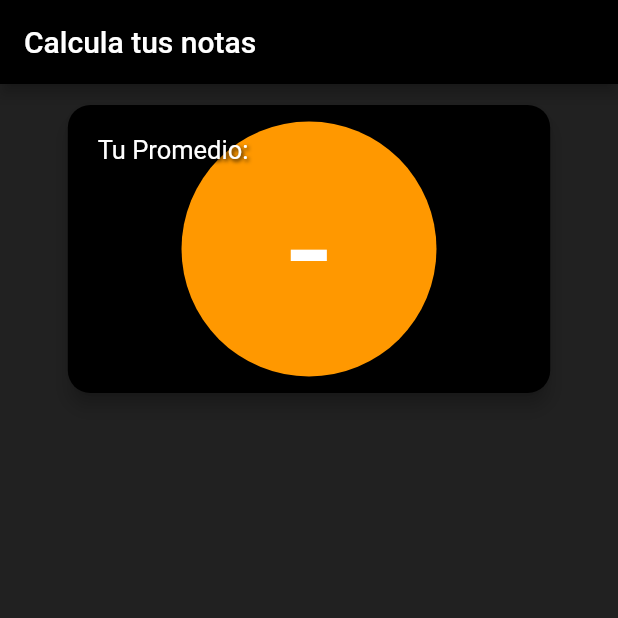
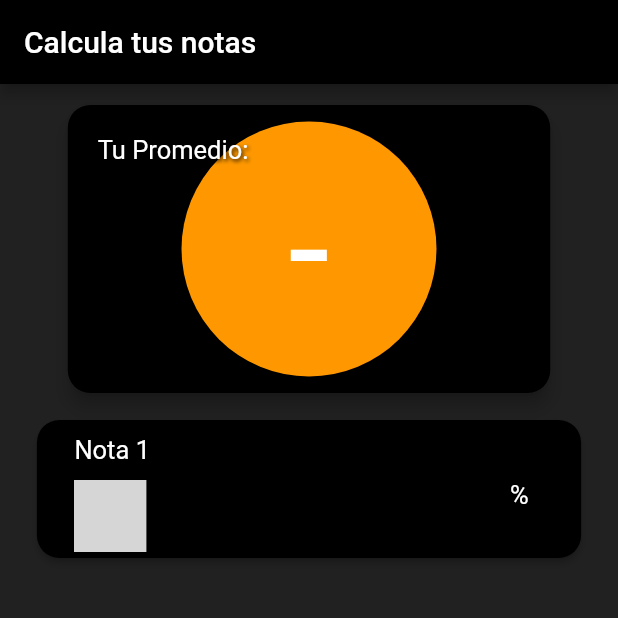
Before and after one commit to Walaleitor/calcular_notas, a Flutter app: the screen it shows after launch, on a phone screen of 412 x 824 dp, the top half of it. Run offline on Flutter 3.47's test engine with Material 2 defaults, Android fonts, the phone set to English and light mode, and no system bars; statements that could not run were skipped; grey boxes are pictures that could not be loaded.

Commit message:
Add: card notas

```diff
--- a/lib/ui/calcular_notas.dart
+++ b/lib/ui/calcular_notas.dart
@@ -20,18 +20,63 @@ class _CalcularNotasState extends State<CalcularNotas> {
           decoration: BoxDecoration(color: Colors.black87),
           child: Stack(
             children: <Widget>[
+              ListView(
+                children: <Widget>[
+                  Container(
+                    margin: EdgeInsets.only(top: 220),
+                    child: Column(
+                      children: <Widget>[
+                        Container(
+                          height: 100.0,
+                          width: MediaQuery.of(context).size.width * 0.9,
+                          child: Card(
+                            color: Colors.black,
+                            elevation: 2.0,
+                            shape: RoundedRectangleBorder(
+                              borderRadius: BorderRadius.circular(15.0),
+                            ),
+                            child: Stack(
+                              children: <Widget>[
+                                Positioned(
+                                  top: 10.0,
+                                  left: 25.0,
+                                  child: Text(
+                                    "Nota 1",
+                                    style: TextStyle(
+                                      fontSize: 17.0,
+                                      color: Colors.white
+                                    ),
+                                  ),
+                                ),
+                                Positioned(
+                                  top: 40.0,
+                                  right: 35.0,
+                                  child: Text(
+                                    "%",
+                                    style: TextStyle(
+                                      fontSize: 17.0,
+                                      color: Colors.white
+                                    ),
+                                  ),
+                                ),
+                                Positioned(
+                                  left: 25.0,
+                                  top: 40.0,
+                                  child: ,)
+
+                              ],
+                            ),
+                          ),
+                        )
+                      ],
+                    ),
+                  )
+                ],
+              ),
               Container(
                 alignment: Alignment(0, -1),
                 child: NotaFinal(),
               ),
-              ListView(
-                children: <Widget>[
-                  Container(
-                    margin: EdgeInsets.only(top: 220),
-
-                  )
-                ],
-              )
             ],
           )),
     );
```
